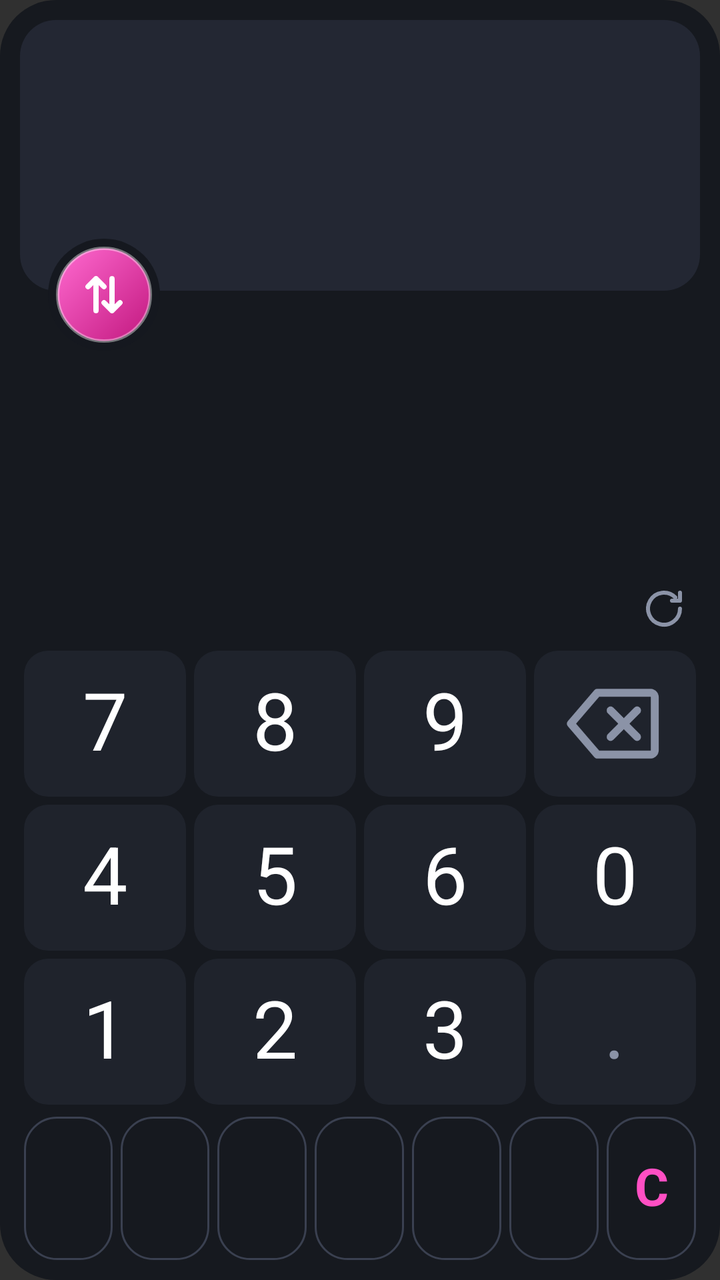
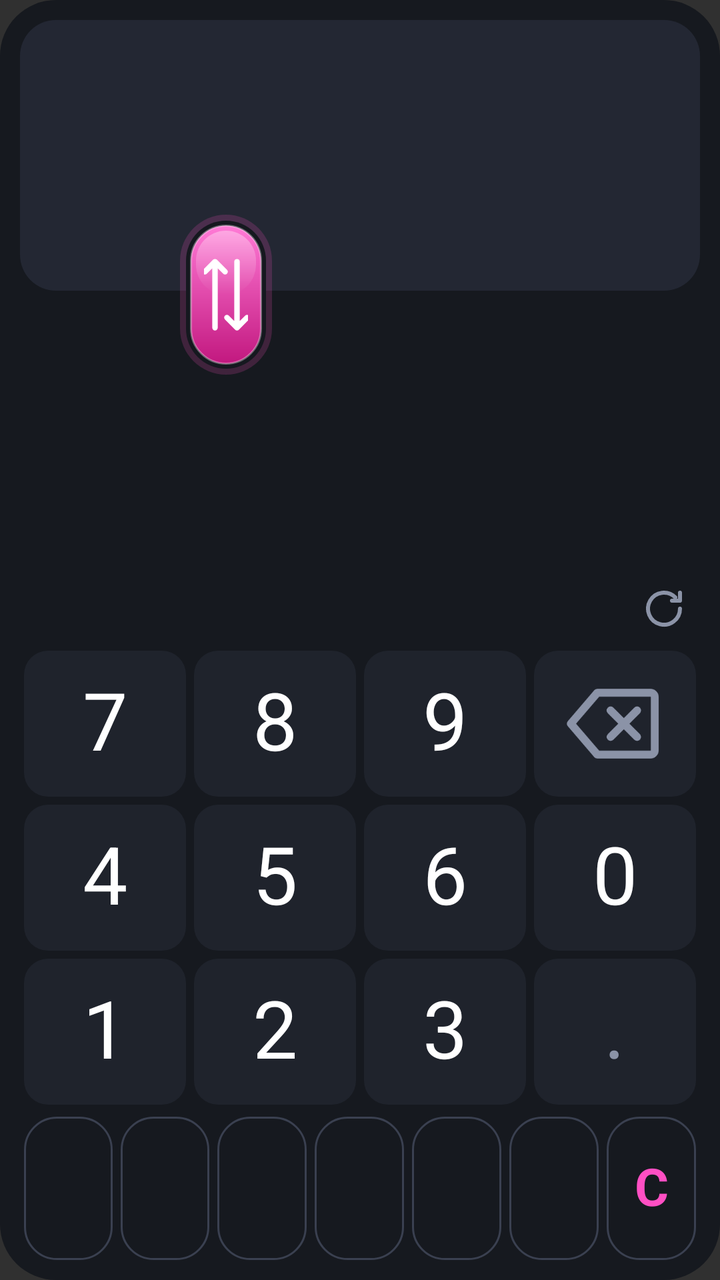

Two renders of the same Android screen: before a commit and after it. Below are the layout's source before the change and the commit's diff.
<!-- AndroidManifest.xml: application theme android:Theme.Material.NoActionBar -->
<!-- res/layout/fx_widget.xml -->
<?xml version="1.0" encoding="utf-8"?>
<LinearLayout xmlns:android="http://schemas.android.com/apk/res/android"
    android:layout_width="match_parent"
    android:layout_height="match_parent"
    android:background="@drawable/bg"
    android:orientation="vertical"
    android:padding="10dp">

    
    <FrameLayout
        android:layout_width="match_parent"
        android:layout_height="0dp"
        android:layout_weight="5">

        <LinearLayout
            android:layout_width="match_parent"
            android:layout_height="match_parent"
            android:orientation="vertical">

            <LinearLayout android:id="@+id/from_row" style="@style/FxRow"
                android:background="@drawable/row_active">
                <LinearLayout style="@style/FxRowLabel">
                    <TextView android:id="@+id/from_flag" style="@style/FxFlag" />
                    <TextView android:id="@+id/from_btn" style="@style/FxCode" />
                </LinearLayout>
                <TextView android:id="@+id/amount" style="@style/FxAmount"
                    android:textColor="#FFFFFF" />
            </LinearLayout>

            <LinearLayout android:id="@+id/to_row" style="@style/FxRow"
                android:layout_marginTop="4dp"
                android:background="@drawable/row_plain">
                <LinearLayout style="@style/FxRowLabel">
                    <TextView android:id="@+id/to_flag" style="@style/FxFlag" />
                    <TextView android:id="@+id/to_btn" style="@style/FxCode" />
                </LinearLayout>
                <TextView android:id="@+id/result" style="@style/FxAmount"
                    android:textColor="#FF4FC3" />
            </LinearLayout>
        </LinearLayout>

        
        <ViewFlipper
            android:id="@+id/swap_btn"
            android:layout_width="56dp"
            android:layout_height="56dp"
            android:layout_gravity="start|center_vertical"
            android:layout_marginStart="14dp"
            android:background="@drawable/swap_circle"
            android:inAnimation="@anim/swap_in"
            android:outAnimation="@anim/swap_out">
            <ImageView android:id="@+id/swap_a" android:layout_width="match_parent" android:layout_height="match_parent"
                android:contentDescription="swap" android:padding="16dp" android:scaleType="fitCenter"
                android:src="@drawable/ic_swap" />
            <ImageView android:id="@+id/swap_b" android:layout_width="match_parent" android:layout_height="match_parent"
                android:contentDescription="swap" android:padding="16dp" android:scaleType="fitCenter"
                android:src="@drawable/ic_swap" />
        </ViewFlipper>
    </FrameLayout>

    <LinearLayout
        android:layout_width="match_parent"
        android:layout_height="0dp"
        android:layout_weight="0.7"
        android:gravity="center_vertical"
        android:orientation="horizontal"
        android:paddingStart="6dp">
        <TextView android:id="@+id/status" style="@style/FxStatus" />
        <ImageView android:id="@+id/refresh_btn" android:layout_width="36dp" android:layout_height="match_parent"
            android:contentDescription="refresh" android:padding="6dp" android:scaleType="fitCenter"
            android:src="@drawable/ic_refresh" />
    </LinearLayout>

    <LinearLayout style="@style/FxKeyRow">
        <TextView android:id="@+id/k7" style="@style/FxKey" android:text="7" />
        <TextView android:id="@+id/k8" style="@style/FxKey" android:text="8" />
        <TextView android:id="@+id/k9" style="@style/FxKey" android:text="9" />
        <ImageView android:id="@+id/kback" style="@style/FxKeyIcon"
            android:contentDescription="backspace" android:src="@drawable/ic_backspace" />
    </LinearLayout>
    <LinearLayout style="@style/FxKeyRow">
        <TextView android:id="@+id/k4" style="@style/FxKey" android:text="4" />
        <TextView android:id="@+id/k5" style="@style/FxKey" android:text="5" />
        <TextView android:id="@+id/k6" style="@style/FxKey" android:text="6" />
        <TextView android:id="@+id/k0" style="@style/FxKey" android:text="0" />
    </LinearLayout>
    <LinearLayout style="@style/FxKeyRow">
        <TextView android:id="@+id/k1" style="@style/FxKey" android:text="1" />
        <TextView android:id="@+id/k2" style="@style/FxKey" android:text="2" />
        <TextView android:id="@+id/k3" style="@style/FxKey" android:text="3" />
        <TextView android:id="@+id/kdot" style="@style/FxKey" android:text="." android:textColor="#8B93A7" />
    </LinearLayout>

    
    <LinearLayout
        android:layout_width="match_parent"
        android:layout_height="0dp"
        android:layout_weight="1.3"
        android:layout_marginTop="4dp"
        android:orientation="horizontal">
        <TextView android:id="@+id/q0" style="@style/FxQuick" />
        <TextView android:id="@+id/q1" style="@style/FxQuick" />
        <TextView android:id="@+id/q2" style="@style/FxQuick" />
        <TextView android:id="@+id/q3" style="@style/FxQuick" />
        <TextView android:id="@+id/q4" style="@style/FxQuick" />
        <TextView android:id="@+id/q5" style="@style/FxQuick" />
        <TextView android:id="@+id/kclr" style="@style/FxQuick" android:text="C" android:textColor="#FF4FC3" />
    </LinearLayout>
</LinearLayout>
<!-- resources referenced by this layout -->
<resources>
  <!-- drawable bg (drawable) -->
  <?xml version="1.0" encoding="utf-8"?>
  <shape xmlns:android="http://schemas.android.com/apk/res/android">
      <solid android:color="#F515181F" />
      <corners android:radius="28dp" />
  </shape>
  <!-- drawable ic_swap (drawable) -->
  <?xml version="1.0" encoding="utf-8"?>
  <vector xmlns:android="http://schemas.android.com/apk/res/android"
      android:width="24dp" android:height="24dp" android:viewportWidth="24" android:viewportHeight="24">
      <path android:strokeColor="#FFFFFF" android:strokeWidth="2.6" android:strokeLineCap="round"
          android:strokeLineJoin="round" android:pathData="M8,20V4M4,8l4,-4 4,4M16,4v16M12,16l4,4 4,-4" />
  </vector>
  <!-- drawable row_active (drawable) -->
  <?xml version="1.0" encoding="utf-8"?>
  <shape xmlns:android="http://schemas.android.com/apk/res/android">
      <solid android:color="#232733" />
      <corners android:radius="18dp" />
  </shape>
  <!-- drawable row_plain (drawable) -->
  <?xml version="1.0" encoding="utf-8"?>
  <shape xmlns:android="http://schemas.android.com/apk/res/android">
      <solid android:color="#00000000" />
      <corners android:radius="18dp" />
  </shape>
  <!-- drawable swap_circle (drawable) -->
  <?xml version="1.0" encoding="utf-8"?>
  <layer-list xmlns:android="http://schemas.android.com/apk/res/android">
      
      <item>
          <shape android:shape="oval">
              <solid android:color="#15181F" />
          </shape>
      </item>
      <item android:bottom="4dp" android:left="4dp" android:right="4dp" android:top="4dp">
          <shape android:shape="oval">
              <gradient android:angle="315" android:endColor="#C2187F" android:startColor="#FF6AD0" />
              <stroke android:width="1.5dp" android:color="#66FFFFFF" />
          </shape>
      </item>
  </layer-list>
  <style name="FxAmount">
          <item name="android:layout_width">0dp</item>
          <item name="android:layout_height">match_parent</item>
          <item name="android:layout_weight">1</item>
          <item name="android:layout_marginStart">8dp</item>
          <item name="android:paddingTop">2dp</item>
          <item name="android:paddingBottom">2dp</item>
          <item name="android:gravity">end|center_vertical</item>
          <item name="android:maxLines">1</item>
          <item name="android:includeFontPadding">false</item>
          <item name="android:textStyle">bold</item>
          <item name="android:autoSizeTextType">uniform</item>
          <item name="android:autoSizeMinTextSize">12sp</item>
          <item name="android:autoSizeMaxTextSize">200sp</item>
          <item name="android:autoSizeStepGranularity">1sp</item>
      </style>
  <style name="FxKeyRow">
          <item name="android:layout_width">match_parent</item>
          <item name="android:layout_height">0dp</item>
          <item name="android:layout_weight">1.4</item>
          <item name="android:orientation">horizontal</item>
      </style>
  <!-- drawable key (drawable) -->
  <?xml version="1.0" encoding="utf-8"?>
  <shape xmlns:android="http://schemas.android.com/apk/res/android">
      <solid android:color="#1F232C" />
      <corners android:radius="12dp" />
  </shape>
  <!-- unchanged entries left out for length: 11 -->
</resources>

<!-- the commit's change to res/layout/fx_widget.xml (unified diff, before → after) -->
@@ -42,19 +42,21 @@
         
         <ViewFlipper
             android:id="@+id/swap_btn"
-            android:layout_width="56dp"
-            android:layout_height="56dp"
+            android:layout_width="46dp"
+            android:layout_height="80dp"
             android:layout_gravity="start|center_vertical"
-            android:layout_marginStart="14dp"
-            android:background="@drawable/swap_circle"
+            android:layout_marginStart="80dp"
+            android:background="@drawable/swap_pill"
             android:inAnimation="@anim/swap_in"
             android:outAnimation="@anim/swap_out">
             <ImageView android:id="@+id/swap_a" android:layout_width="match_parent" android:layout_height="match_parent"
-                android:contentDescription="swap" android:padding="16dp" android:scaleType="fitCenter"
-                android:src="@drawable/ic_swap" />
+                android:contentDescription="swap" android:paddingStart="12dp" android:paddingEnd="12dp"
+                android:paddingTop="18dp" android:paddingBottom="18dp" android:scaleType="fitCenter"
+                android:src="@drawable/ic_swap_tall" />
             <ImageView android:id="@+id/swap_b" android:layout_width="match_parent" android:layout_height="match_parent"
-                android:contentDescription="swap" android:padding="16dp" android:scaleType="fitCenter"
-                android:src="@drawable/ic_swap" />
+                android:contentDescription="swap" android:paddingStart="12dp" android:paddingEnd="12dp"
+                android:paddingTop="18dp" android:paddingBottom="18dp" android:scaleType="fitCenter"
+                android:src="@drawable/ic_swap_tall" />
         </ViewFlipper>
     </FrameLayout>
 
<!-- resource entries referenced after the edit -->
@@ -6,12 +6,14 @@
       <solid android:color="#F515181F" />
       <corners android:radius="28dp" />
   </shape>
-  <!-- drawable ic_swap (drawable) -->
+  <!-- drawable ic_swap_tall (drawable) -->
   <?xml version="1.0" encoding="utf-8"?>
   <vector xmlns:android="http://schemas.android.com/apk/res/android"
-      android:width="24dp" android:height="24dp" android:viewportWidth="24" android:viewportHeight="24">
-      <path android:strokeColor="#FFFFFF" android:strokeWidth="2.6" android:strokeLineCap="round"
-          android:strokeLineJoin="round" android:pathData="M8,20V4M4,8l4,-4 4,4M16,4v16M12,16l4,4 4,-4" />
+      android:width="24dp" android:height="40dp" android:viewportWidth="24" android:viewportHeight="40">
+      <path android:strokeColor="#FFFFFF" android:strokeWidth="3" android:strokeLineCap="round"
+          android:strokeLineJoin="round" android:pathData="M6,38V2M0.5,7.5L6,2l5.5,5.5" />
+      <path android:strokeColor="#FFFFFF" android:strokeWidth="3" android:strokeLineCap="round"
+          android:strokeLineJoin="round" android:pathData="M18,2V38M12.5,32.5L18,38l5.5,-5.5" />
   </vector>
   <!-- drawable row_active (drawable) -->
   <?xml version="1.0" encoding="utf-8"?>
@@ -25,19 +27,32 @@
       <solid android:color="#00000000" />
       <corners android:radius="18dp" />
   </shape>
-  <!-- drawable swap_circle (drawable) -->
+  <!-- drawable swap_pill (drawable) -->
   <?xml version="1.0" encoding="utf-8"?>
   <layer-list xmlns:android="http://schemas.android.com/apk/res/android">
-      
       <item>
-          <shape android:shape="oval">
-              <solid android:color="#15181F" />
+          <shape>
+              <solid android:color="#2EFF4FC3" />
+              <corners android:radius="26dp" />
           </shape>
       </item>
-      <item android:bottom="4dp" android:left="4dp" android:right="4dp" android:top="4dp">
-          <shape android:shape="oval">
-              <gradient android:angle="315" android:endColor="#C2187F" android:startColor="#FF6AD0" />
-              <stroke android:width="1.5dp" android:color="#66FFFFFF" />
+      <item android:bottom="3dp" android:left="3dp" android:right="3dp" android:top="3dp">
+          <shape>
+              <solid android:color="#15181F" />
+              <corners android:radius="23dp" />
+          </shape>
+      </item>
+      <item android:bottom="5dp" android:left="5dp" android:right="5dp" android:top="5dp">
+          <shape>
+              <gradient android:angle="270" android:endColor="#C2187F" android:startColor="#FF7AD6" />
+              <stroke android:width="1dp" android:color="#59FFFFFF" />
+              <corners android:radius="21dp" />
+          </shape>
+      </item>
+      <item android:bottom="40dp" android:left="8dp" android:right="8dp" android:top="8dp">
+          <shape>
+              <gradient android:angle="270" android:endColor="#00FFFFFF" android:startColor="#59FFFFFF" />
+              <corners android:radius="18dp" />
           </shape>
       </item>
   </layer-list>
@@ -45,7 +60,7 @@
           <item name="android:layout_width">0dp</item>
           <item name="android:layout_height">match_parent</item>
           <item name="android:layout_weight">1</item>
-          <item name="android:layout_marginStart">8dp</item>
+          <item name="android:layout_marginStart">58dp</item>
           <item name="android:paddingTop">2dp</item>
           <item name="android:paddingBottom">2dp</item>
           <item name="android:gravity">end|center_vertical</item>
